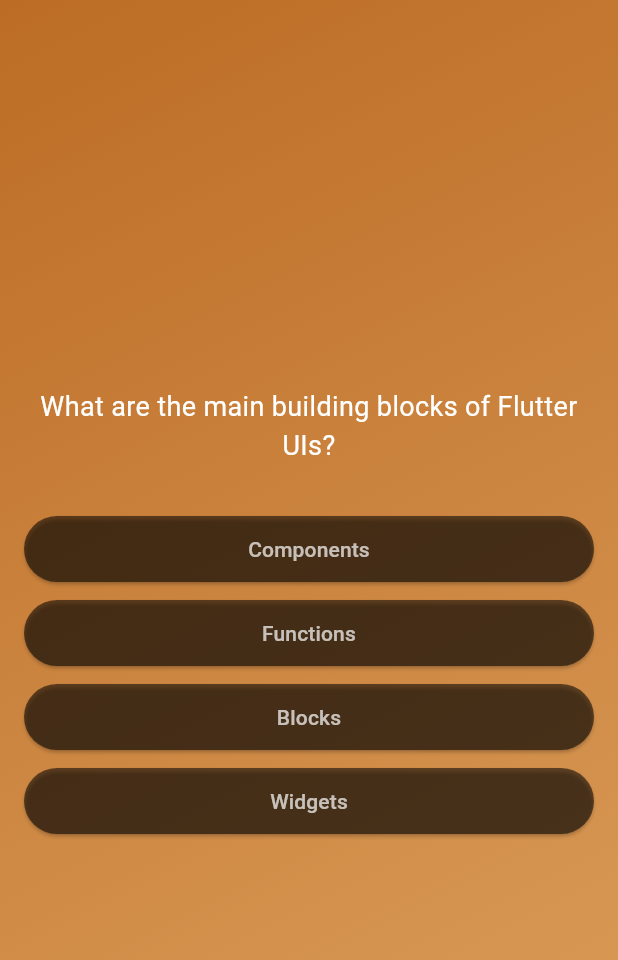
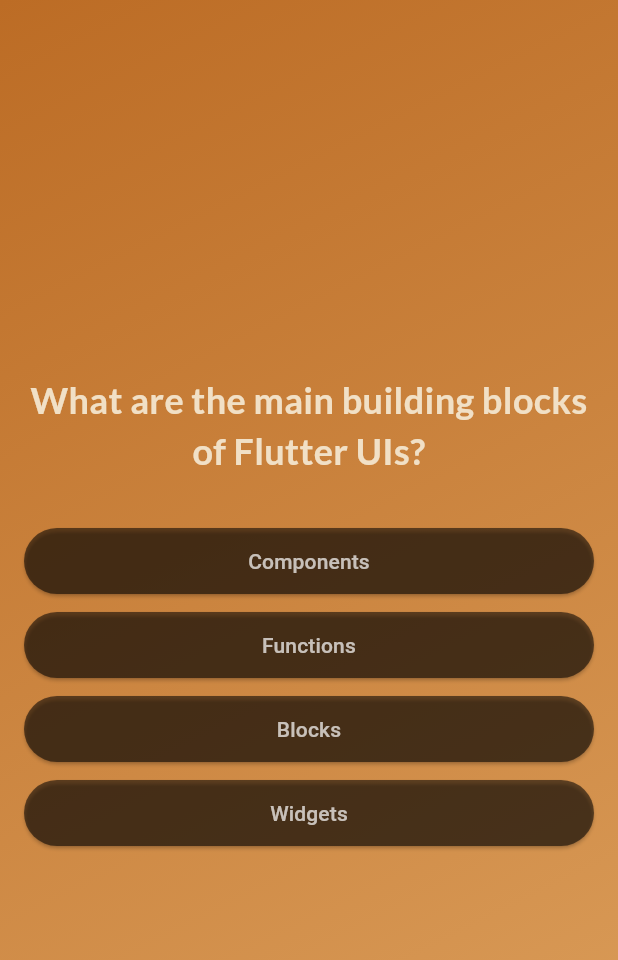
Before and after one commit to M9heb/quiz_app, a Flutter app: the screen it shows after launch, after a tap on "Start the Quiz!", on a phone screen of 412 x 824 dp. Shown: the top 960 px of the screen. Run offline on Flutter 3.47's test engine with Material 3 defaults, Android fonts, the phone set to English and light mode, and no system bars; our stand-ins replace google_fonts.

Commit message:
Installs google fonts + uses it

```diff
--- a/lib/questions_screen.dart
+++ b/lib/questions_screen.dart
@@ -1,6 +1,7 @@
 import "package:flutter/material.dart";
 import "package:quiz_app/answer_button.dart";
 import "package:quiz_app/data/questions.dart";
+import "package:google_fonts/google_fonts.dart";
 
 class QuestionsScreen extends StatefulWidget {
   const QuestionsScreen({super.key});
@@ -33,9 +34,10 @@ class _QuestionsScreenState extends State<QuestionsScreen> {
             children: [
               Text(
                 currentQuestion.question,
-                style: TextStyle(
-                  color: Colors.white,
-                  fontSize: 18,
+                style: GoogleFonts.lato(
+                  color: const Color.fromARGB(255, 241, 224, 198),
+                  fontSize: 24,
+                  fontWeight: FontWeight.bold,
                 ),
                 textAlign: TextAlign.center,
               ),
--- a/lib/start_screen.dart
+++ b/lib/start_screen.dart
@@ -1,4 +1,5 @@
 import "package:flutter/material.dart";
+import "package:google_fonts/google_fonts.dart";
 
 class StartScreen extends StatelessWidget {
   const StartScreen(this.startQuiz, {super.key});
@@ -17,10 +18,13 @@ class StartScreen extends StatelessWidget {
           const SizedBox(
             height: 80,
           ),
-          const Text(
+          Text(
             "Learn Flutter the fun way!",
-            style: TextStyle(
-                color: Color.fromARGB(217, 255, 255, 255), fontSize: 24),
+            style: GoogleFonts.lato(
+              color: const Color.fromARGB(255, 241, 224, 198),
+              fontSize: 24,
+              fontWeight: FontWeight.bold,
+            ),
           ),
           const SizedBox(height: 24),
           OutlinedButton.icon(
--- a/pubspec.yaml
+++ b/pubspec.yaml
@@ -34,6 +34,7 @@ dependencies:
   # The following adds the Cupertino Icons font to your application.
   # Use with the CupertinoIcons class for iOS style icons.
   cupertino_icons: ^1.0.8
+  google_fonts: ^6.2.1
 
 dev_dependencies:
   flutter_test:
```
Also changed, not shown: pubspec.lock, 1 other file.
